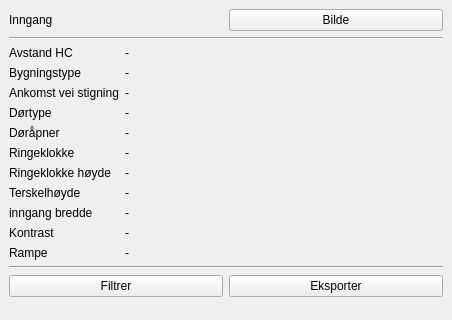
Before: the Qt Designer form ui/infoWidget.ui in KaspArno/MasterGUI, drawn with Qt 5; both pictures show x 0 to 452 and y 0 to 320 of the 452 by 507 pixel window.
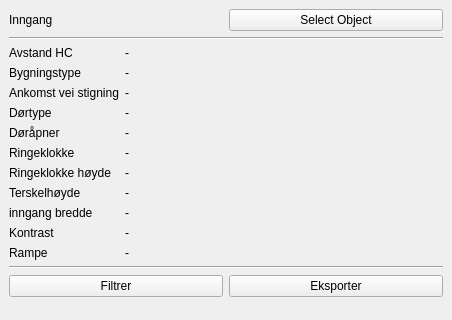
After: the same form once the commit is applied.

Commit message: Lagt inn FeatureType object og ordet koden så den henter inn alle tettsted lagene

```diff
--- a/ui/infoWidget.ui
+++ b/ui/infoWidget.ui
@@ -29,7 +29,7 @@
         <item>
          <widget class="QPushButton" name="pushButton_Bilde">
           <property name="text">
-           <string>Bilde</string>
+           <string>Select Object</string>
           </property>
          </widget>
         </item>
```
Left out of the diff: 2 changed lines with no effect on the pictures. The commit also changes 4 other files.
